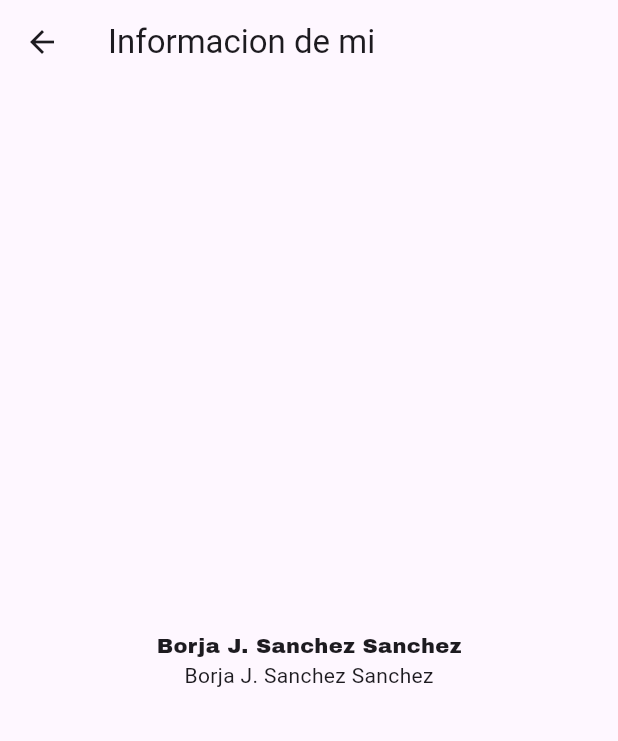
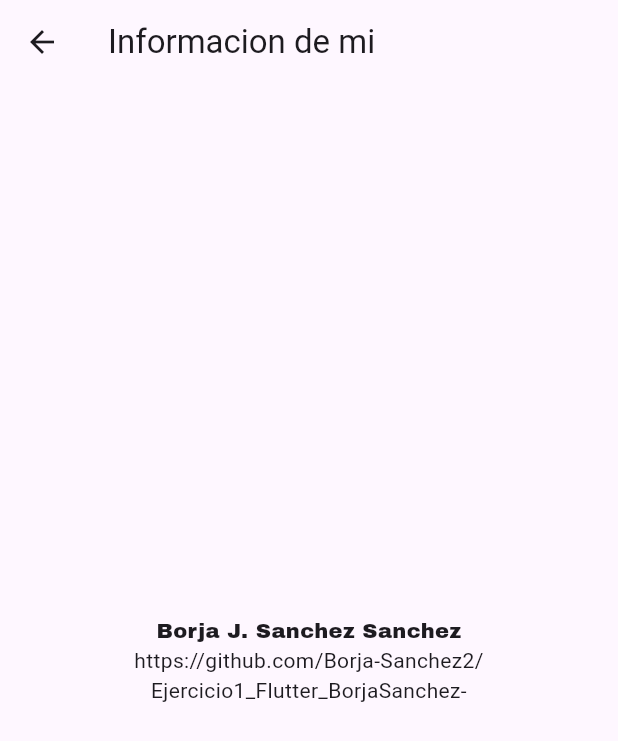
Before and after one commit to Borja-Sanchez2/Ejercicio1_Flutter_BorjaSanchez-, a Flutter app: the screen it shows after launch, in the side drawer, after a tap on "Informacion", on a phone screen of 412 x 824 dp. Shown: the top 741 px of the screen. Run offline on Flutter 3.47's test engine with Material 3 defaults, Android fonts, the phone set to English and light mode, and no system bars; our stand-ins replace google_fonts; missing offline and left inert: uicons_pro; network calls fail.

Commit message:
Ejercicio completo

```diff
--- a/lib/screens/enlace1.dart
+++ b/lib/screens/enlace1.dart
@@ -12,14 +12,16 @@ class Enlace1 extends StatelessWidget {
         title: const Text("Informacion de mi"),
       ),
       body: Center(
-        child: Column(mainAxisAlignment: MainAxisAlignment.center, children: [
-          Text(
-            "Borja J. Sanchez Sanchez", textDirection: TextDirection.ltr,
-            style: GoogleFonts.archivoBlack()
-            ),
+        child: Column(
+          mainAxisAlignment: MainAxisAlignment.center,
+          children: [
             Text(
-            "Borja J. Sanchez Sanchez", textDirection: TextDirection.ltr,
-            style: GoogleFonts.roboto()
+              "Borja J. Sanchez Sanchez", textAlign: TextAlign.center,
+              style: GoogleFonts.archivoBlack()
+              ),
+              Text(
+              "https://github.com/Borja-Sanchez2/Ejercicio1_Flutter_BorjaSanchez-", textAlign: TextAlign.center,
+              style: GoogleFonts.roboto()
             ),
           ],
         ),
--- a/lib/screens/menu_lateral.dart
+++ b/lib/screens/menu_lateral.dart
@@ -38,7 +38,7 @@ class MenuLateral extends StatelessWidget {
             ),
           ),
           ListTile(
-            title: const Text("Imagen"),
+            title: const Text("Representacion"),
             onTap: () {
               Navigator.of(context).pop();
               Navigator.of(context).push(MaterialPageRoute(
@@ -49,7 +49,7 @@ class MenuLateral extends StatelessWidget {
             color: Colors.indigo,
             child: ListTile(
               title: const Text(
-                "Columnas",
+                "Imagenes",
                 style: TextStyle(color: Colors.white),
                 ),
               onTap: () {
--- a/pubspec.yaml
+++ b/pubspec.yaml
@@ -35,6 +35,7 @@ dependencies:
   # Use with the CupertinoIcons class for iOS style icons.
   cupertino_icons: ^1.0.8
   google_fonts: ^8.2.1
+  uicons_pro: ^1.2.0
 
 dev_dependencies:
   flutter_test:
@@ -58,6 +59,10 @@ flutter:
   # the material Icons class.
   uses-material-design: true
   assets:
+    - assets/images/esqueletoFumando.jpg
+    - assets/images/esqueleto1.jpg
+    - assets/images/esqueleto2.jpg
+    - assets/images/esqueleto3.jpg
   # To add assets to your application, add an assets section, like this:
   # assets:
   #   - images/a_dot_burr.jpeg
```
Also changed, not shown: lib/screens/enlace2.dart (+4 -4 lines), lib/screens/enlace3.dart (+10 -3 lines), lib/screens/enlace4.dart (+13 -3 lines), lib/screens/enlace5.dart (+13 -3 lines), assets/images/esqueleto1.jpg (added), assets/images/esqueleto2.jpg (added), assets/images/esqueleto3.jpg (added), assets/images/esqueletoFumando.jpg (added), pubspec.lock.
